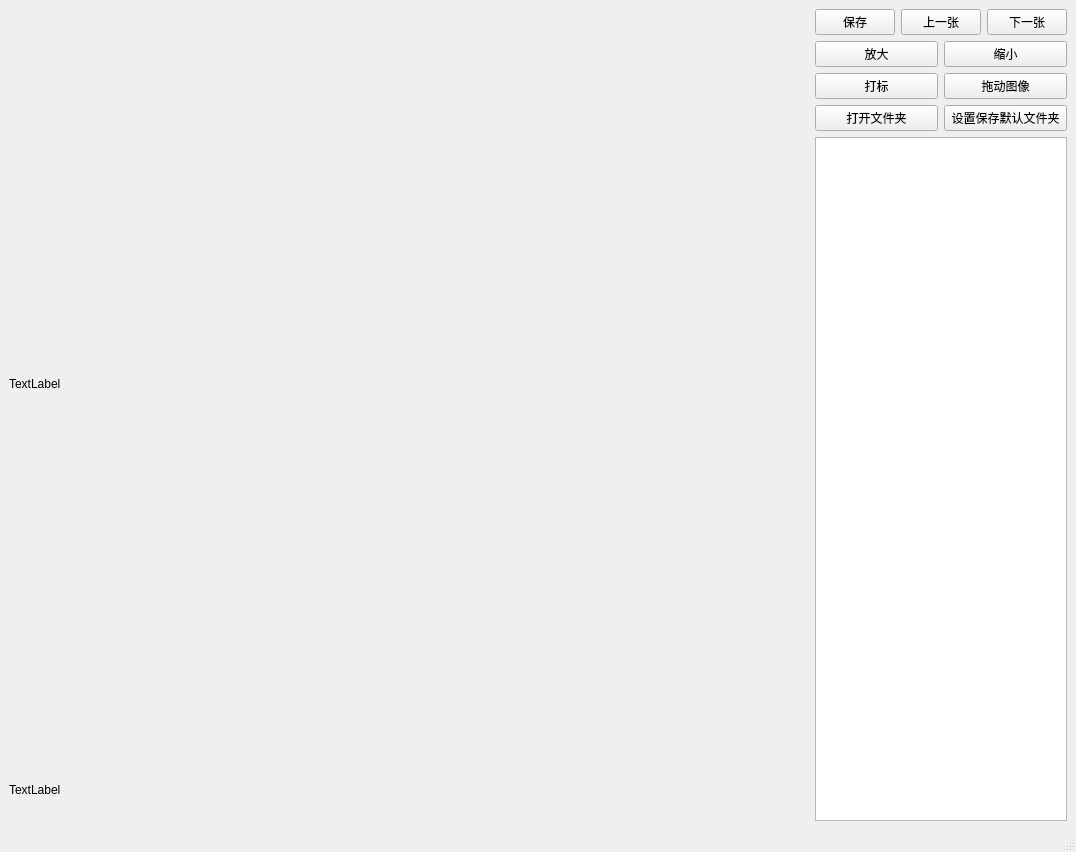
Before: the Qt Designer form ImageMarking/widget.ui in karentwan/image-marking-tool, drawn with Qt 5.
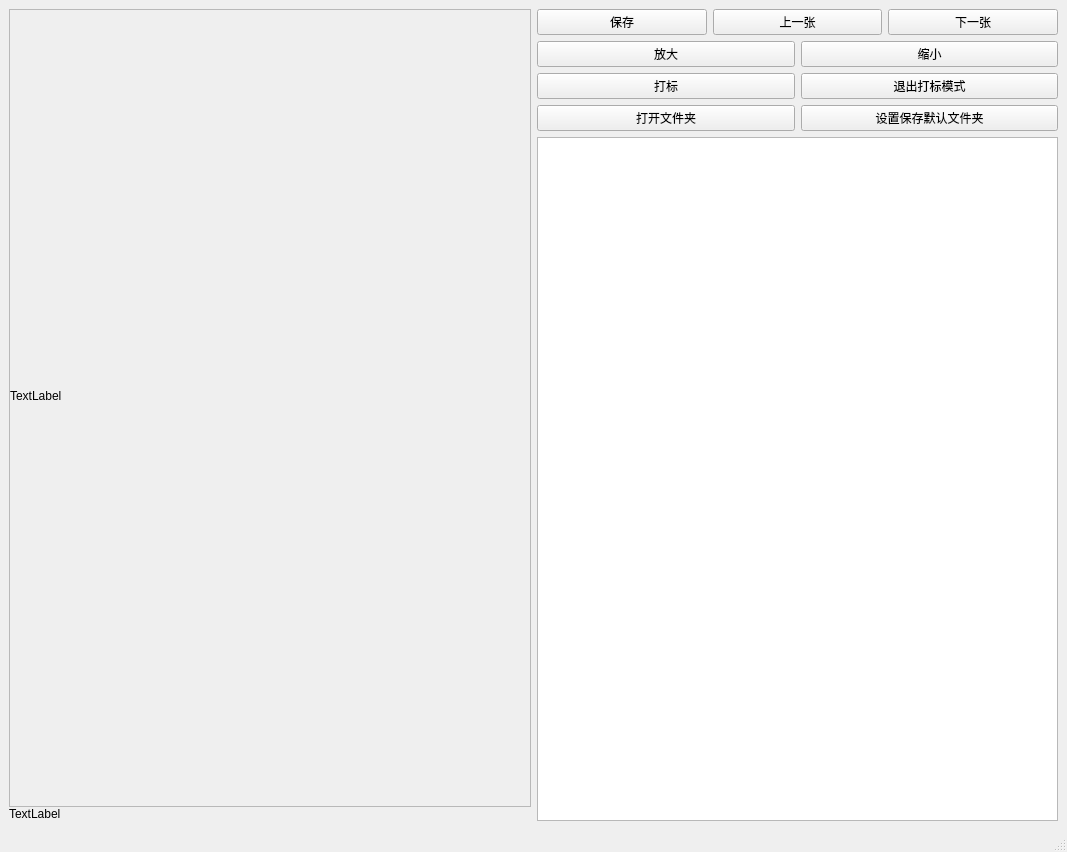
After: the same form once the commit is applied. Icons and pictures are not drawn. Custom widgets are drawn as their Qt base class.

What changed in the file:
```diff
--- a/ImageMarking/widget.ui
+++ b/ImageMarking/widget.ui
@@ -16,21 +16,62 @@
   <widget class="QWidget" name="centralwidget">
    <layout class="QHBoxLayout" name="horizontalLayout_5">
     <item>
-     <layout class="QVBoxLayout" name="verticalLayout" stretch="9,1">
+     <layout class="QVBoxLayout" name="verticalLayout" stretch="0,0">
       <property name="spacing">
        <number>0</number>
       </property>
       <item>
-       <widget class="QLabel" name="img_show">
-        <property name="minimumSize">
-         <size>
-          <width>800</width>
-          <height>750</height>
-         </size>
+       <widget class="QScrollArea" name="scrollArea">
+        <property name="widgetResizable">
+         <bool>false</bool>
         </property>
-        <property name="text">
-         <string>TextLabel</string>
-        </property>
+        <widget class="QWidget" name="scrollAreaWidgetContents">
+         <property name="geometry">
+          <rect>
+           <x>0</x>
+           <y>0</y>
+           <width>518</width>
+           <height>773</height>
+          </rect>
+         </property>
+         <property name="sizePolicy">
+          <sizepolicy hsizetype="Expanding" vsizetype="Expanding">
+           <horstretch>0</horstretch>
+           <verstretch>0</verstretch>
+          </sizepolicy>
+         </property>
+         <property name="whatsThis">
+          <string>&lt;html&gt;&lt;head/&gt;&lt;body&gt;&lt;p align=&quot;justify&quot;&gt;&lt;br/&gt;&lt;/p&gt;&lt;/body&gt;&lt;/html&gt;</string>
+         </property>
+         <property name="autoFillBackground">
+          <bool>true</bool>
+         </property>
+         <widget class="ImageShow" name="img_show">
+          <property name="enabled">
+           <bool>true</bool>
+          </property>
+          <property name="geometry">
+           <rect>
+            <x>0</x>
+            <y>0</y>
+            <width>521</width>
+            <height>771</height>
+           </rect>
+          </property>
+          <property name="sizePolicy">
+           <sizepolicy hsizetype="Expanding" vsizetype="Expanding">
+            <horstretch>0</horstretch>
+            <verstretch>0</verstretch>
+           </sizepolicy>
+          </property>
+          <property name="autoFillBackground">
+           <bool>false</bool>
+          </property>
+          <property name="text">
+           <string>TextLabel</string>
+          </property>
+         </widget>
+        </widget>
        </widget>
       </item>
       <item>
@@ -144,11 +185,7 @@
         <item>
          <widget class="QPushButton" name="drag_imgbtn">
           <property name="text">
-           <string>拖动图像</string>
-          </property>
-          <property name="icon">
-           <iconset>
-            <normaloff>res/drag.png</normaloff>res/drag.png</iconset>
+           <string>退出打标模式</string>
           </property>
           <property name="shortcut">
            <string>D</string>
@@ -208,6 +245,13 @@
   </widget>
   <widget class="QStatusBar" name="statusbar"/>
  </widget>
+ <customwidgets>
+  <customwidget>
+   <class>ImageShow</class>
+   <extends>QLabel</extends>
+   <header location="global">model</header>
+  </customwidget>
+ </customwidgets>
  <resources/>
  <connections/>
 </ui>
```
Left out of the diff: 6 changed lines with no effect on the pictures.
